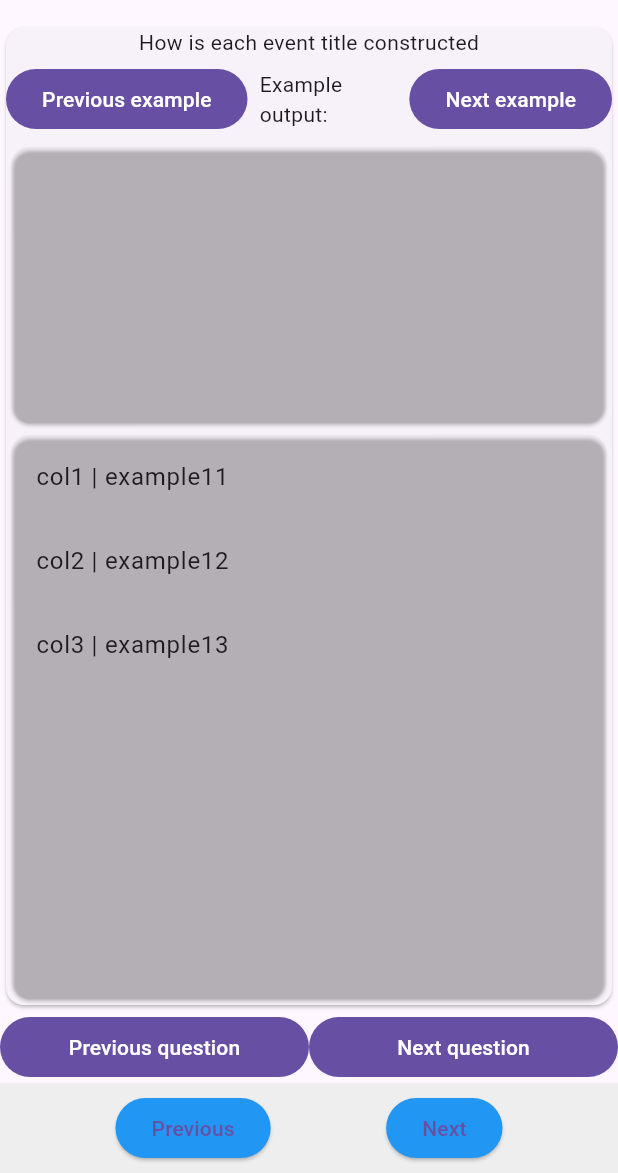
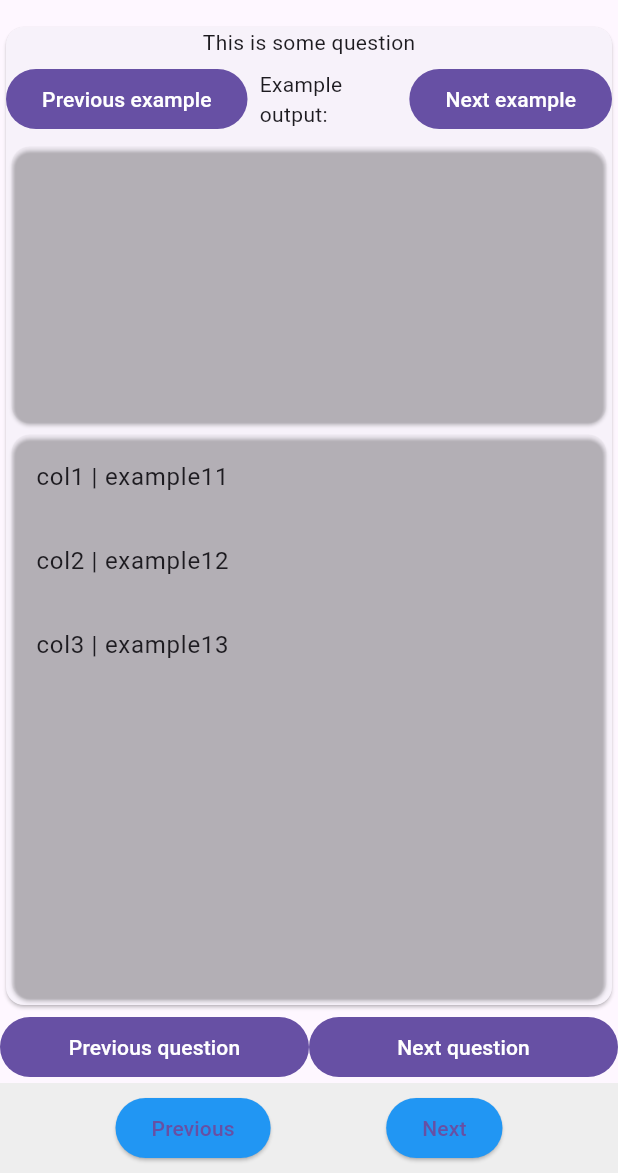
Before and after one commit to cs481-ekh/s25-syncineers, a Flutter app: the EditPage screen opened by its route, on a phone screen of 412 x 824 dp, the part 63-1236 px from its top. Run offline on Flutter 3.47's test engine with Material 3 defaults, Android fonts, the phone set to English and light mode, and no system bars; our stand-ins replace csv, file_picker, google_sign_in, googleapis_auth, shared_preferences, web; missing offline and left inert: excel, file_saver, googleapis; accounts and stored records are empty.

Commit message:
possible done

```diff
--- a/easy_sync/lib/main.dart
+++ b/easy_sync/lib/main.dart
@@ -18,7 +18,7 @@ class MainApp extends StatelessWidget {
       routes: {
         '/': (context) => InputPage(),
         '/edit': (context) => EditPage(const [["col1","col2","col3"],["example11","example12","example13"],["example21","example22","example23"]]),
-        '/login': (context) => LoginPage(),
+        '/login': (context) => const LoginPage([]),
       }
     );
   }
--- a/easy_sync/lib/pages/editPage.dart
+++ b/easy_sync/lib/pages/editPage.dart
@@ -1,3 +1,4 @@
+import 'package:easy_sync/pages/loginPage.dart';
 import 'package:easy_sync/tools/event_struct.dart';
 import 'package:easy_sync/tools/frame.dart';
 import 'package:flutter/material.dart';
@@ -13,50 +14,47 @@ class EditPage extends StatefulWidget {
   _EditPageState createState() => _EditPageState();
 }
 
-class QuestionAndAnswers {
-  String question;
-  List<int> answerIndices;
-
-  QuestionAndAnswers(this.question) : answerIndices = [];
-}
-
 class _EditPageState extends State<EditPage> {
+  final Map<String, QuestionAndAnswers> questions = {
+    "example": QuestionAndAnswers("This is some question"),
+    // "summary": QuestionAndAnswers("How is each event title constructed"),
+    // "location" : QuestionAndAnswers("Where is the event Located"),
+    // "first day" : QuestionAndAnswers("Which column contains the first day"),
+    // "last day" : QuestionAndAnswers("Which column contains the last day"),
+    // "startTime" : QuestionAndAnswers("Which column contains the start time"),
+    // "endTime" : QuestionAndAnswers("Which column contains the end time"),
+    // "recurrenceRules" : QuestionAndAnswers("Which column contains which days of the week are repeated"),
+  };
   int questionIndex = 0;
-
-  Map<String,QuestionAndAnswers> questions = {
-    "summary" : QuestionAndAnswers("How is each event title constructed"),
-    "location" : QuestionAndAnswers("Where is the Location"),
-    "first day" : QuestionAndAnswers("Which column contains the first day"),
-    "last day" : QuestionAndAnswers("Which column contains the last day"),
-    "startTime" : QuestionAndAnswers("Which column contains the start time"),
-    "endTime" : QuestionAndAnswers("Which column contains the end time"),
-    "recurrenceRules" : QuestionAndAnswers("Which column contains which days of the week are repeated"),
-  };
-
-  late List<String> questionKeys;
+  late List<String> questionKeys = questions.keys.toList();
 
   @override
   Widget build(BuildContext context) {
-    questionKeys = questions.keys.toList();
-
     if (questionIndex < 0) {
       questionIndex = 0;
     }
 
-    if (questionIndex >= questions.length) {
-      return const Text(
-          "TODO build page to allow the user to review the decisions made, restart to the beginning or go back to the previous question if needed, but if they are happy allow them to move on to the next page which will ask which calendars locations go to.");
-    } else {
     return Frame(
       title: "Edit Page",
       onNextPressed: () {
-          Navigator.pushNamed(context, '/login');
+        Navigator.push(
+            context,
+            MaterialPageRoute(
+                builder: (context) =>
+                    LoginPage(widget.table.getEvents(questions))));
       },
-        child: Column(
+      child: (questionIndex >= questions.length)
+          ? questionsComplete()
+          : askCurrentQuestion(),
+    );
+  }
+
+  Column askCurrentQuestion() {
+    return Column(
       children: [
         Expanded(
           child: QuestionWidget(
-                questionAndAnswerIndices: questions[questionKeys[questionIndex]],
+            questionAndAnswerIndices: questions[questionKeys[questionIndex]]!,
             selectableAnswers: widget.table,
             callBackFunction: () {
               setState(() {});
@@ -65,7 +63,28 @@ class _EditPageState extends State<EditPage> {
         ),
         Row(
           children: [
-                Expanded(
+            previousQuestion(),
+            nextQuestion(),
+          ],
+        ),
+      ],
+    );
+  }
+
+  Expanded nextQuestion() {
+    return Expanded(
+      child: FilledButton(
+          onPressed: () {
+            setState(() {
+              questionIndex++;
+            });
+          },
+          child: const Text("Next question")),
+    );
+  }
+
+  Expanded previousQuestion() {
+    return Expanded(
       child: FilledButton(
           onPressed: () {
             setState(() {
@@ -73,23 +92,47 @@ class _EditPageState extends State<EditPage> {
             });
           },
           child: const Text("Previous question")),
+    );
+  }
+
+  Column questionsComplete() {
+    return Column(
+      children: [
+        Row(
+          children: [
+            Expanded(
+              child: FilledButton(
+                  onPressed: () {
+                    setState(() {
+                      questionIndex = 0;
+                    });
+                  },
+                  child: const Text("First question")),
             ),
             Expanded(
               child: FilledButton(
                   onPressed: () {
                     setState(() {
-                          questionIndex++;
+                      questionIndex = questions.length - 1;
                     });
                   },
-                      child: const Text("Next question")),
+                  child: const Text("Previous question")),
             ),
           ],
         ),
+        const Expanded(
+            child: Text(
+                "That was the last question. You can move on to the next page.")),
       ],
-        ),
     );
   }
 }
+
+class QuestionAndAnswers {
+  String question;
+  List<int> answerIndices;
+
+  QuestionAndAnswers(this.question) : answerIndices = [];
 }
 
 class Dataset {
@@ -107,21 +150,30 @@ class Dataset {
   }
 
   List<String> getColumnsFromRow(int row, List<int> columns) {
-    return [];// TODO fixme
+    List<String> output = [];
+
+    for (var column in columns) {
+      output.add(information[row][column]);
+    }
+
+    return output;
   }
 
   List<EventStruct> getEvents(Map<String, QuestionAndAnswers> input) {
     List<EventStruct> output = [];
 
     for (var i = 1; i < information.length; i++) {
+      Map<String, List<String>> answers = input.map((key, value) =>
+          MapEntry(key, getColumnsFromRow(i, value.answerIndices)));
+
       output.add(EventStruct(
-        summary: parseSummary(getColumnsFromRow(i, input["summary"]!.answerIndices)),
-        description: parseDescription(getColumnsFromRow(i, input["description"]!.answerIndices)),
-        location: parseLocation(getColumnsFromRow(i, input["location"]!.answerIndices)),
-        startTime: parseStartTime(getColumnsFromRow(i, input["startTime"]!.answerIndices)),
-        endTime: parseEndTime(getColumnsFromRow(i, input["endTime"]!.answerIndices)),
-        timezone: parseTimezone(getColumnsFromRow(i, input["timezone"]!.answerIndices)),
-        recurrenceRules: parseRecurrenceRules(getColumnsFromRow(i, input["recurrenceRules"]!.answerIndices)),
+        summary: parseSummary(answers["example"]!),
+        description: parseDescription(answers["example"]!, answers["example"]!),
+        location: parseLocation([]),
+        startTime: parseStartTime([]),
+        endTime: parseEndTime([]),
+        timezone: parseTimezone([]),
+        recurrenceRules: parseRecurrenceRules([]),
       ));
     }
 
@@ -194,72 +246,93 @@ class QuestionWidget extends StatelessWidget {
           Text(questionAndAnswerIndices.question),
           Row(
             children: [
-              FilledButton(
+              previousExample(),
+              exampleText(example),
+              nextExample(),
+            ],
+          ),
+          selectedAnswersWidget(),
+          selectableAnswersWidget(),
+        ],
+      ),
+    );
+  }
+
+  Expanded selectableAnswersWidget() {
+    var flex = 2;
+    var numColumns = selectableAnswers.numColumns();
+
+    someText(index) => Text(
+        "${selectableAnswers.getTitle(index)} | ${selectableAnswers.getExample(index)}");
+    someAction(index) => questionAndAnswerIndices.answerIndices.add(index);
+
+    return interactiveList(flex, numColumns, someText, someAction);
+  }
+
+  Expanded selectedAnswersWidget() {
+    var flex = 1;
+    var numColumns = questionAndAnswerIndices.answerIndices.length;
+
+    someText(index) => Text(selectableAnswers
+        .getTitle(questionAndAnswerIndices.answerIndices[index]));
+    someAction(index) => questionAndAnswerIndices.answerIndices.removeAt(index);
+
+    return interactiveList(flex, numColumns, someText, someAction);
+  }
+
+  Expanded interactiveList(int flexPower, int numColumns,
+      Text Function(int) someText, void Function(int) someAction) {
+    return Expanded(
+      flex: flexPower,
+      child: Card(
+        color: cardShade,
+        child: ListView.builder(
+            itemCount: numColumns,
+            itemBuilder: (context, index) {
+              return ListTile(
+                  title: someText(index),
+                  onTap: () async {
+                    someAction(index);
+                    callBackFunction();
+                  });
+            }),
+      ),
+    );
+  }
+
+  FilledButton nextExample() {
+    return FilledButton(
+        onPressed: () {
+          callBackFunction();
+          selectableAnswers.nextExample();
+        },
+        child: const Text("Next example"));
+  }
+
+  Expanded exampleText(String example) {
+    return Expanded(
+        child: Padding(
+      padding: const EdgeInsets.all(8.0),
+      child: Text("Example output: $example"),
+    ));
+  }
+
+  FilledButton previousExample() {
+    return FilledButton(
         onPressed: () {
           selectableAnswers.previousExample();
           callBackFunction();
         },
-                  child: const Text("Previous example")),
-              Expanded(
-                  child: Padding(
-                padding: const EdgeInsets.all(8.0),
-                child: Text("Example output: $example"),
-              )),
-              FilledButton(
-                  onPressed: () {
-                    callBackFunction();
-                    selectableAnswers.nextExample();
-                  },
-                  child: const Text("Next example")),
-            ],
-          ),
-          Expanded(
-            child: Card(
-              color: cardShade,
-              child: ListView.builder(
-                  itemCount: questionAndAnswerIndices.answerIndices.length,
-                  itemBuilder: (context, index) {
-                    return ListTile(
-                        title: Text(selectableAnswers.getTitle(
-                            questionAndAnswerIndices.answerIndices[index])),
-                        onTap: () async {
-                          questionAndAnswerIndices.answerIndices
-                              .removeAt(index);
-                          callBackFunction();
-                        });
-                  }),
-            ),
-          ),
-          Expanded(
-            flex: 2,
-            child: Card(
-              color: cardShade,
-              child: ListView.builder(
-                  itemCount: selectableAnswers.numColumns(),
-                  itemBuilder: (context, index) {
-                    return ListTile(
-                        title: Text(
-                            "${selectableAnswers.getTitle(index)} | ${selectableAnswers.getExample(index)}"),
-                        onTap: () async {
-                          questionAndAnswerIndices.answerIndices.add(index);
-                          callBackFunction();
-                        });
-                  }),
-            ),
-          ),
-        ],
-      ),
-    );
+        child: const Text("Previous example"));
   }
 }
-
 
 String parseSummary(List<String> input) {
   // TODO fixme
   return "fixme";
 }
 
-String parseDescription(List<String> input) {
+String parseDescription(List<String> input1, List<String> input2) {
   // TODO fixme
   return "fixme";
 }
--- a/easy_sync/lib/pages/loginPage.dart
+++ b/easy_sync/lib/pages/loginPage.dart
@@ -10,7 +10,7 @@ import 'package:shared_preferences/shared_preferences.dart';
 class LoginPage extends StatefulWidget {
 
 
-  const LoginPage({super.key});
+  const LoginPage(List<EventStruct> events, {super.key});
 
   @override
   _LoginPageState createState() => _LoginPageState();
```
Lines whose indentation alone changed are shown as unchanged.
